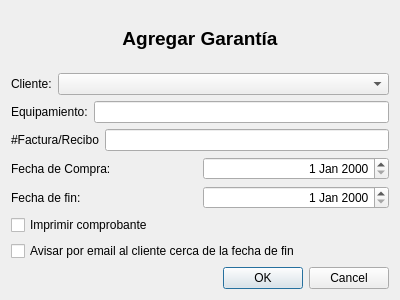
Before: the Qt Designer form trunk/plugins/garantias/dagregargarantia.ui in chungote/gestotux, drawn with Qt 5.
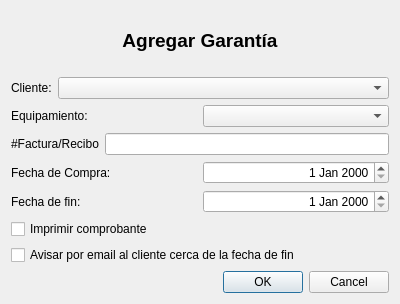
After: the same form once the commit is applied. Custom widgets are drawn as their Qt base class.

Diff of the .ui file:
```diff
--- a/trunk/plugins/garantias/dagregargarantia.ui
+++ b/trunk/plugins/garantias/dagregargarantia.ui
@@ -7,7 +7,7 @@
     <x>0</x>
     <y>0</y>
     <width>400</width>
-    <height>300</height>
+    <height>304</height>
    </rect>
   </property>
   <property name="windowTitle">
@@ -52,11 +52,7 @@
       </widget>
      </item>
      <item>
-      <widget class="QLineEdit" name="LEEquipamiento">
-       <property name="alignment">
-        <set>Qt::AlignRight|Qt::AlignTrailing|Qt::AlignVCenter</set>
-       </property>
-      </widget>
+      <widget class="ECBEquipamiento" name="CBEquipamiento"/>
      </item>
     </layout>
    </item>
@@ -146,6 +142,11 @@
    <extends>QComboBox</extends>
    <header>ecbclientes.h</header>
   </customwidget>
+  <customwidget>
+   <class>ECBEquipamiento</class>
+   <extends>QComboBox</extends>
+   <header>ecbequipamiento.h</header>
+  </customwidget>
  </customwidgets>
  <resources/>
  <connections>
```
